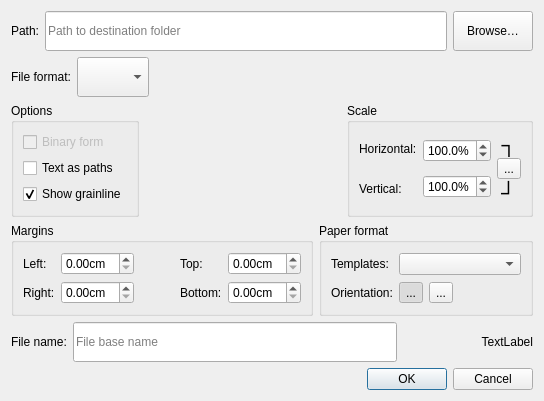
First picture: the form in src/app/valentina/dialogs/dialogsavelayout.ui, repository dismine/valentina, before the edit.
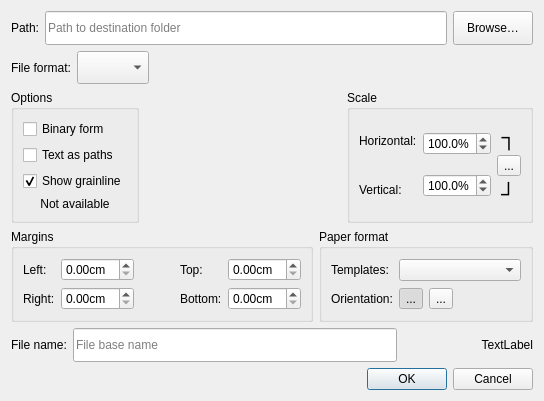
Second picture: the form after the edit. Icons and pictures are not drawn.

What changed in the file:
```diff
--- a/src/app/valentina/dialogs/dialogsavelayout.ui
+++ b/src/app/valentina/dialogs/dialogsavelayout.ui
@@ -112,7 +112,7 @@
         <item>
          <widget class="QCheckBox" name="checkBoxBinaryDXF">
           <property name="enabled">
-           <bool>false</bool>
+           <bool>true</bool>
           </property>
           <property name="text">
            <string>Binary form</string>
@@ -142,6 +142,16 @@
           </property>
          </widget>
         </item>
+        <item>
+         <widget class="QLabel" name="labelOptionsNotAvailable">
+          <property name="text">
+           <string comment="options">Not available</string>
+          </property>
+          <property name="alignment">
+           <set>Qt::AlignCenter</set>
+          </property>
+         </widget>
+        </item>
        </layout>
       </widget>
      </item>
```
